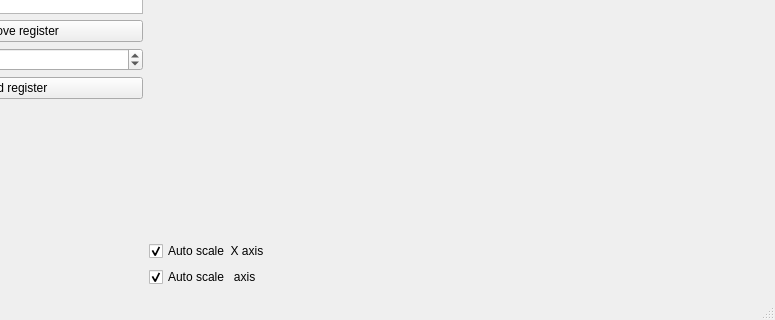
Old version of the form src/mainwindow.ui in the repository ModbusScope/ModbusScope; both pictures show x 181 to 956 and y 323 to 643 of the 956 by 643 pixel window.
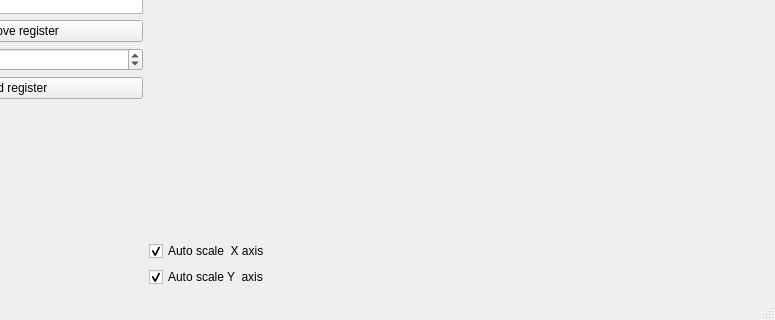
New version of the form. Custom widgets are drawn as their Qt base class.

```diff
--- a/src/mainwindow.ui
+++ b/src/mainwindow.ui
@@ -173,7 +173,7 @@
           <item>
            <widget class="QCheckBox" name="chkYAxisAutoScale">
             <property name="text">
-             <string>Auto scale   axis</string>
+             <string>Auto scale Y  axis</string>
             </property>
             <property name="checked">
              <bool>true</bool>
```
